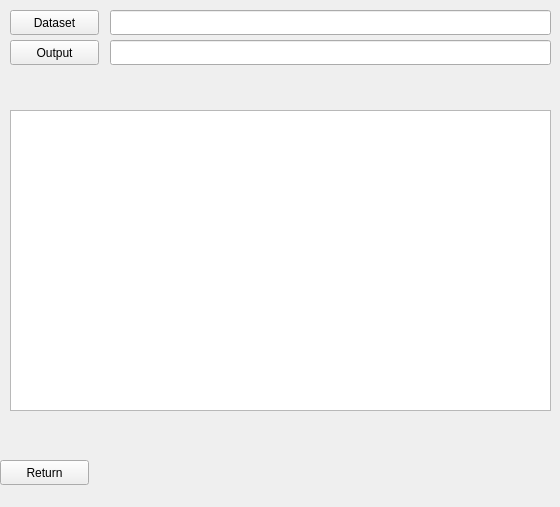
Above: gui/pages/labelToolPage.ui from jacv050/dataset-tools before the change. Below: the same form after it.
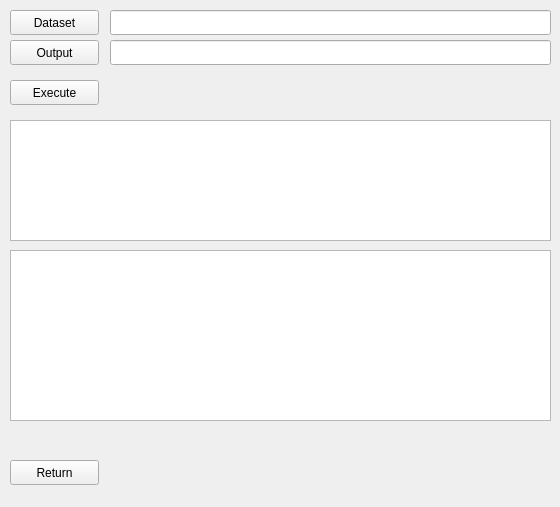
That is the form after the change.

Commit message: Added implementation to execute labeled process

Patch:
```diff
--- a/gui/pages/labelToolPage.ui
+++ b/gui/pages/labelToolPage.ui
@@ -42,7 +42,7 @@
   <widget class="QPushButton" name="pbReturnMainPage">
    <property name="geometry">
     <rect>
-     <x>0</x>
+     <x>10</x>
      <y>460</y>
      <width>89</width>
      <height>25</height>
@@ -82,12 +82,35 @@
    <property name="geometry">
     <rect>
      <x>10</x>
-     <y>110</y>
+     <y>120</y>
      <width>541</width>
-     <height>301</height>
+     <height>121</height>
     </rect>
    </property>
   </widget>
+  <widget class="QPlainTextEdit" name="txtOutputProcess">
+   <property name="geometry">
+    <rect>
+     <x>10</x>
+     <y>250</y>
+     <width>541</width>
+     <height>171</height>
+    </rect>
+   </property>
+  </widget>
+  <widget class="QPushButton" name="pbExecute">
+   <property name="geometry">
+    <rect>
+     <x>10</x>
+     <y>80</y>
+     <width>89</width>
+     <height>25</height>
+    </rect>
+   </property>
+   <property name="text">
+    <string>Execute</string>
+   </property>
+  </widget>
  </widget>
  <resources/>
  <connections/>
```
The commit also changes 2 other files.
